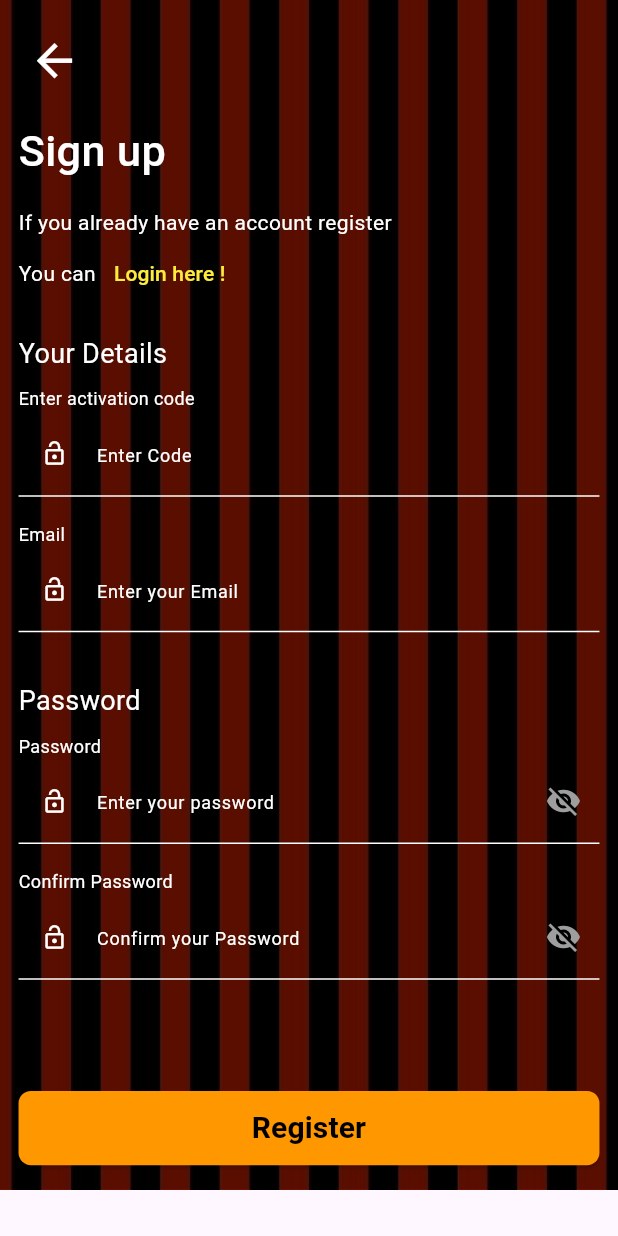
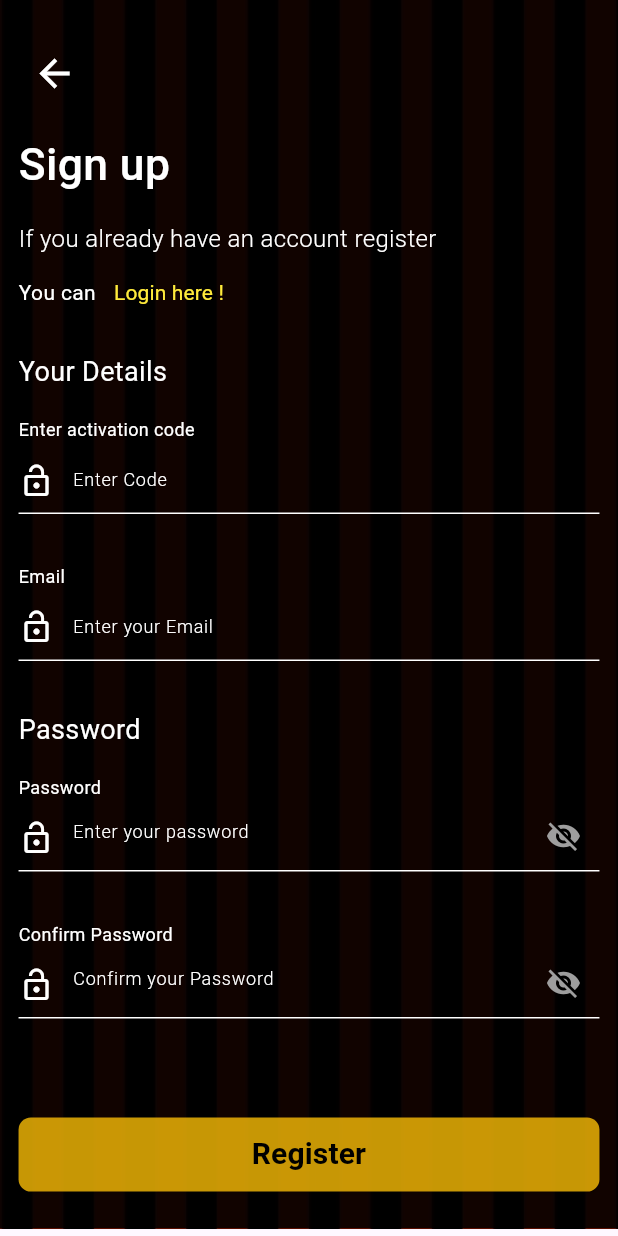
Before and after one commit to sumanghimire00/task, a Flutter app: the SignupScreen screen opened directly, on a phone screen of 412 x 824 dp. Run offline on Flutter 3.47's test engine with Material 3 defaults, Android fonts, the phone set to English and light mode, and no system bars.

Commit message:
Changes on Some Ui

```diff
--- a/lib/customs_widget/custom_button.dart
+++ b/lib/customs_widget/custom_button.dart
@@ -19,7 +19,9 @@ class CustomButton extends StatelessWidget {
         height: height * 0.06,
         child: ElevatedButton(
           style: ElevatedButton.styleFrom(
-            backgroundColor: Colors.orange,
+            backgroundColor: Colors.amber.withOpacity(
+              0.78,
+            ),
             shape: RoundedRectangleBorder(
               borderRadius: BorderRadius.circular(
                 width * 0.02,
--- a/lib/customs_widget/custom_textform_field.dart
+++ b/lib/customs_widget/custom_textform_field.dart
@@ -49,10 +49,14 @@ class _InputTextFieldState extends State<InputTextField> {
       keyboardType: keyboardType,
       decoration: InputDecoration(
         hintText: widget.hintText,
-        prefixIcon: Icon(
-          widget.prefixicon,
-          color: Colors.white,
-          size: 18,
+        prefixIcon: Padding(
+          padding: EdgeInsets.only(
+            right: width * 0.02,
+          ),
+          child: Icon(
+            widget.prefixicon,
+            color: Colors.white,
+          ),
         ),
         suffixIcon: widget.type == TextFieldType.Password
             ? IconButton(
@@ -71,7 +75,7 @@ class _InputTextFieldState extends State<InputTextField> {
         hintStyle: const TextStyle(
           color: Colors.white,
           fontSize: 12,
-          fontWeight: FontWeight.w400,
+          fontWeight: FontWeight.w300,
         ),
         focusedBorder: const UnderlineInputBorder(
           borderSide: BorderSide(
@@ -83,10 +87,11 @@ class _InputTextFieldState extends State<InputTextField> {
             color: Colors.white,
           ),
         ),
-        contentPadding: EdgeInsets.only(
-          left: width * 0.05,
-          bottom: height * 0.02,
-          top: height * 0.02,
+        prefixIconConstraints: BoxConstraints.loose(
+          Size(
+            width * 0.2,
+            height * 0.025,
+          ),
         ),
       ),
     );
--- a/lib/screens/auth_screens/sign_up_screen.dart
+++ b/lib/screens/auth_screens/sign_up_screen.dart
@@ -28,7 +28,9 @@ class _SignupScreenState extends State<SignupScreen> {
           // First Semi-transparent overlay
           Positioned.fill(
             child: Container(
-              color: Colors.black.withOpacity(0.5),
+              color: Colors.black.withOpacity(
+                0.9,
+              ),
             ),
           ),
           // Second Semi-transparent overlay with content
@@ -42,7 +44,7 @@ class _SignupScreenState extends State<SignupScreen> {
             child: SafeArea(
               child: Padding(
                 padding: EdgeInsets.symmetric(
-                  vertical: height * 0.02,
+                  vertical: height * 0.03,
                   horizontal: width * 0.03,
                 ),
                 child: Column(
@@ -61,7 +63,7 @@ class _SignupScreenState extends State<SignupScreen> {
                         icon: const Icon(
                           Icons.arrow_back,
                           color: Colors.white,
-                          size: 35,
+                          size: 30,
                         ),
                       ),
                     ),
@@ -69,7 +71,7 @@ class _SignupScreenState extends State<SignupScreen> {
                       "Sign up",
                       style: TextStyle(
                         fontWeight: FontWeight.w500,
-                        fontSize: height * 0.035,
+                        fontSize: height * 0.036,
                         color: Colors.white,
                       ),
                     ),
@@ -83,7 +85,7 @@ class _SignupScreenState extends State<SignupScreen> {
                     //  Password Widget
                     _passwordWidget(),
                     SizedBox(
-                      height: height * 0.09,
+                      height: height * 0.080,
                     ),
                     //  Register Button
                     CustomButton(
@@ -111,8 +113,9 @@ class _SignupScreenState extends State<SignupScreen> {
           const Text(
             "If you already have an account register",
             style: TextStyle(
-              fontSize: 14,
+              fontSize: 16,
               color: Colors.white,
+              fontWeight: FontWeight.w300,
             ),
           ),
           Row(
@@ -122,6 +125,7 @@ class _SignupScreenState extends State<SignupScreen> {
                 style: TextStyle(
                   fontSize: 14,
                   color: Colors.white,
+                  fontWeight: FontWeight.w400,
                 ),
               ),
               TextButton(
@@ -131,6 +135,7 @@ class _SignupScreenState extends State<SignupScreen> {
                   style: TextStyle(
                     fontSize: 14,
                     color: Colors.yellow,
+                    fontWeight: FontWeight.w400,
                   ),
                 ),
               ),
@@ -154,7 +159,7 @@ class _SignupScreenState extends State<SignupScreen> {
           ),
         ),
         SizedBox(
-          height: height * 0.01,
+          height: height * 0.02,
         ),
         // Activation code Field
         const Text(
@@ -170,7 +175,7 @@ class _SignupScreenState extends State<SignupScreen> {
           prefixicon: Icons.lock_open,
         ),
         SizedBox(
-          height: height * 0.02,
+          height: height * 0.04,
         ),
         // Email Text form field
         const Text(
@@ -202,7 +207,7 @@ class _SignupScreenState extends State<SignupScreen> {
           ),
         ),
         SizedBox(
-          height: height * 0.01,
+          height: height * 0.02,
         ),
         // Password field
         const Text(
@@ -219,7 +224,7 @@ class _SignupScreenState extends State<SignupScreen> {
           prefixicon: Icons.lock_open,
         ),
         SizedBox(
-          height: height * 0.02,
+          height: height * 0.04,
         ),
         // Confirm password field
         const Text(
@@ -229,7 +234,6 @@ class _SignupScreenState extends State<SignupScreen> {
             color: Colors.white,
           ),
         ),
-
         const InputTextField(
           type: TextFieldType.Password,
           hintText: "Confirm your Password",
```
